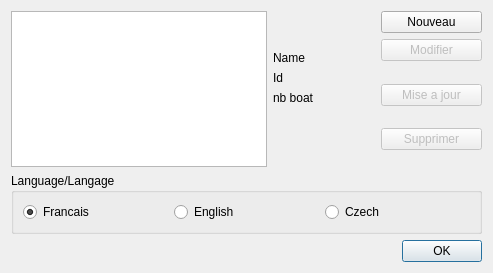
Old version of the form src/Ui/playerAccount.ui in the repository nohal/qtVlm.
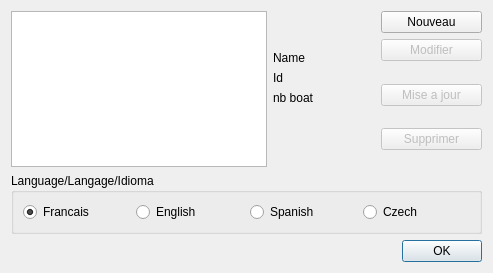
New version of the form.

```diff
--- a/src/Ui/playerAccount.ui
+++ b/src/Ui/playerAccount.ui
@@ -183,7 +183,7 @@
    <item>
     <widget class="QGroupBox" name="lang">
      <property name="title">
-      <string>Language/Langage</string>
+      <string>Language/Langage/Idioma</string>
      </property>
      <layout class="QHBoxLayout" name="horizontalLayout_2">
       <item>
@@ -203,6 +203,13 @@
         </property>
        </widget>
       </item>
+      <item>
+       <widget class="QRadioButton" name="es">
+        <property name="text">
+         <string>Spanish</string>
+        </property>
+       </widget>
+      </item>
       <item>
        <widget class="QRadioButton" name="cz">
         <property name="text">
```
Left out of the diff: 12 changed lines with no effect on the pictures.
